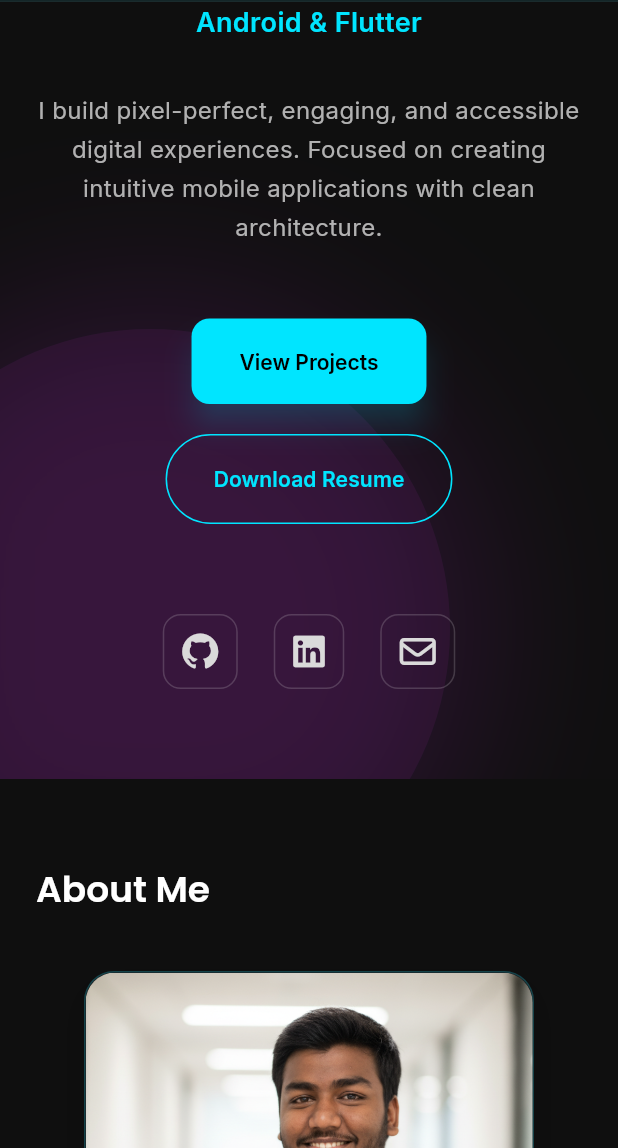
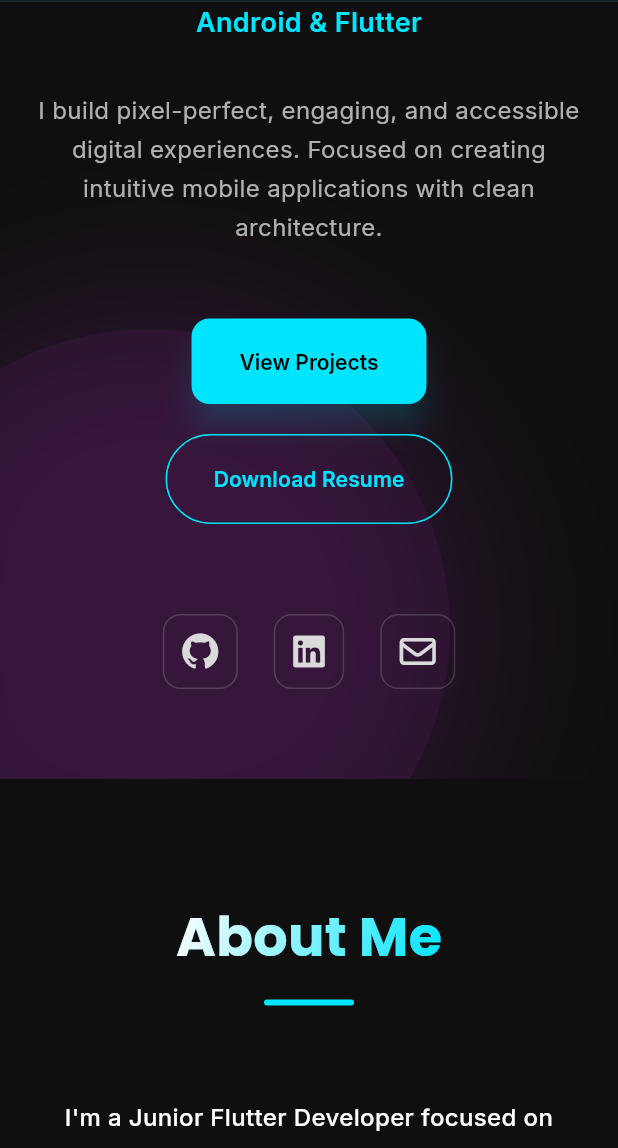
Before and after one commit to kunalkakasahebudhar/portfolio, a Flutter app: the screen it shows after launch, scrolled down 576 dp, on a phone screen of 412 x 824 dp, the part 88-1236 px from its top. Run offline on Flutter 3.47's test engine with Material 3 defaults, Android fonts, the phone set to English and light mode, and no system bars; drawn by our look-alikes of flutter_animate; our stand-ins replace cloud_firestore, firebase_core, flutter_riverpod, font_awesome_flutter, go_router, google_fonts; accounts and stored records are empty.

Commit message:
update about screen

```diff
--- a/lib/features/about/presentation/about_screen.dart
+++ b/lib/features/about/presentation/about_screen.dart
@@ -1,6 +1,6 @@
 import 'package:flutter/material.dart';
 import 'package:flutter_animate/flutter_animate.dart';
-
+import 'package:google_fonts/google_fonts.dart';
 import 'package:portfolio/core/theme/theme.dart';
 
 class AboutScreen extends StatelessWidget {
@@ -16,35 +16,49 @@ class AboutScreen extends StatelessWidget {
       decoration: const BoxDecoration(color: AppTheme.background),
       child: Padding(
         padding: EdgeInsets.symmetric(
-          horizontal: isDesktop ? size.width * 0.1 : 24,
-          vertical: 60,
+          horizontal: isDesktop ? size.width * 0.15 : 24,
+          vertical: 80,
         ),
         child: Column(
-          crossAxisAlignment: CrossAxisAlignment.start,
+          crossAxisAlignment: CrossAxisAlignment.center,
           children: [
-            Text(
+            // Section Title
+            ShaderMask(
+              shaderCallback: (bounds) => const LinearGradient(
+                colors: [Colors.white, AppTheme.accentColor],
+                begin: Alignment.topLeft,
+                end: Alignment.bottomRight,
+              ).createShader(bounds),
+              child: Text(
                 'About Me',
-              style: Theme.of(context).textTheme.displayMedium,
-            ).animate().fadeIn().slideX(),
-            const SizedBox(height: 40),
-            if (isDesktop)
-              Row(
-                crossAxisAlignment: CrossAxisAlignment.start,
-                children: [
-                  Expanded(flex: 2, child: _buildBio(context)),
-                  const SizedBox(width: 60),
-                  Expanded(flex: 1, child: _buildProfileImage()),
-                ],
-              )
-            else
-              Column(
-                children: [
-                  _buildProfileImage(),
-                  const SizedBox(height: 40),
-                  _buildBio(context),
-                ],
+                style: GoogleFonts.poppins(
+                  fontSize: isDesktop ? 48 : 36,
+                  fontWeight: FontWeight.bold,
+                  color: Colors.white,
                 ),
+              ),
+            ).animate().fadeIn(duration: 600.ms).slideY(begin: -0.2, end: 0),
+
+            const SizedBox(height: 16),
+
+            // Subtitle Decoration
+            Container(
+              width: 60,
+              height: 4,
+              decoration: BoxDecoration(
+                color: AppTheme.accentColor,
+                borderRadius: BorderRadius.circular(2),
+              ),
+            ).animate().fadeIn(delay: 200.ms).scaleX(),
+
             const SizedBox(height: 60),
+
+            // Bio Content
+            _buildBio(context, isDesktop),
+
+            const SizedBox(height: 60),
+
+            // Info Cards
             _buildInfoCards(context, isDesktop),
           ],
         ),
@@ -52,59 +66,51 @@ class AboutScreen extends StatelessWidget {
     );
   }
 
-  Widget _buildProfileImage() {
+  Widget _buildBio(BuildContext context, bool isDesktop) {
     return Container(
-      width: 300,
-      height: 300,
-      decoration: BoxDecoration(
-        color: AppTheme.cardColor,
-        borderRadius: BorderRadius.circular(20),
-        boxShadow: [
-          BoxShadow(
-            color: Colors.black.withValues(alpha: 0.2),
-            blurRadius: 20,
-            offset: const Offset(0, 10),
-          ),
-        ],
-        border: Border.all(color: AppTheme.accentColor.withValues(alpha: 0.2)),
-      ),
-      child: ClipRRect(
-        borderRadius: BorderRadius.circular(20),
-        child: Image.asset('assets/images/profile_pic.png', fit: BoxFit.cover),
-      ),
-    ).animate().fadeIn(delay: 200.ms).scale();
-  }
-
-  Widget _buildBio(BuildContext context) {
-    return Column(
-      crossAxisAlignment: CrossAxisAlignment.start,
+      constraints: const BoxConstraints(maxWidth: 900),
+      child: Column(
         children: [
           Text(
             "I'm a Junior Flutter Developer focused on building smooth, high-performance mobile apps. Skilled in Dart, Flutter, UI/UX, API integration, and REST architecture.",
-          style: Theme.of(context).textTheme.bodyLarge?.copyWith(height: 1.6),
+            textAlign: TextAlign.center,
+            style: GoogleFonts.inter(
+              fontSize: isDesktop ? 18 : 16,
+              color: AppTheme.primaryText,
+              height: 1.8,
+              fontWeight: FontWeight.w500,
             ),
-        const SizedBox(height: 20),
+          ),
+          const SizedBox(height: 24),
           Text(
             "I convert ideas into scalable, user-friendly applications. Currently learning State Management, Backend Connectivity, and Golang. My goal is to create meaningful projects that provide real value to users.",
-          style: Theme.of(context).textTheme.bodyLarge?.copyWith(height: 1.6),
+            textAlign: TextAlign.center,
+            style: GoogleFonts.inter(
+              fontSize: isDesktop ? 18 : 16,
+              color: AppTheme.secondaryText,
+              height: 1.8,
+            ),
           ),
         ],
-    ).animate().fadeIn(delay: 400.ms).slideX();
+      ),
+    ).animate().fadeIn(delay: 400.ms).slideY(begin: 0.2, end: 0);
   }
 
   Widget _buildInfoCards(BuildContext context, bool isDesktop) {
     return Wrap(
-      spacing: 24,
-      runSpacing: 24,
+      spacing: 32,
+      runSpacing: 32,
+      alignment: WrapAlignment.center,
       children: [
         _InfoCard(
           title: 'Experience',
-          icon: Icons.work_outline,
+          icon: Icons.work_outline_rounded,
           items: const [
             'Junior Flutter Developer At MHTECHIN',
             'Android Developer Intern At MHTECHIN',
           ],
           width: isDesktop ? 400 : double.infinity,
+          delay: 600.ms,
         ),
         _InfoCard(
           title: 'Education',
@@ -114,63 +120,118 @@ class AboutScreen extends StatelessWidget {
             'Certified Flutter Developer',
           ],
           width: isDesktop ? 400 : double.infinity,
+          delay: 800.ms,
         ),
       ],
-    ).animate().fadeIn(delay: 600.ms).slideY(begin: 0.2, end: 0);
+    );
   }
 }
 
-class _InfoCard extends StatelessWidget {
+class _InfoCard extends StatefulWidget {
   final String title;
   final IconData icon;
   final List<String> items;
   final double width;
+  final Duration delay;
 
   const _InfoCard({
     required this.title,
     required this.icon,
     required this.items,
     required this.width,
+    required this.delay,
   });
 
   @override
+  State<_InfoCard> createState() => _InfoCardState();
+}
+
+class _InfoCardState extends State<_InfoCard> {
+  bool _isHovered = false;
+
+  @override
   Widget build(BuildContext context) {
-    return Container(
-      width: width,
-      padding: const EdgeInsets.all(24),
+    return MouseRegion(
+      onEnter: (_) => setState(() => _isHovered = true),
+      onExit: (_) => setState(() => _isHovered = false),
+      child: AnimatedContainer(
+        duration: const Duration(milliseconds: 200),
+        width: widget.width,
+        padding: const EdgeInsets.all(32),
         decoration: BoxDecoration(
-        color: AppTheme.cardColor,
-        borderRadius: BorderRadius.circular(16),
-        border: Border.all(color: Colors.white.withValues(alpha: 0.05)),
+          color: _isHovered
+              ? AppTheme.cardColor.withOpacity(0.8)
+              : AppTheme.cardColor.withOpacity(0.5),
+          borderRadius: BorderRadius.circular(24),
+          border: Border.all(
+            color: _isHovered
+                ? AppTheme.accentColor.withOpacity(0.5)
+                : Colors.white.withOpacity(0.05),
+          ),
+          boxShadow: _isHovered
+              ? [
+                  BoxShadow(
+                    color: AppTheme.accentColor.withOpacity(0.1),
+                    blurRadius: 30,
+                    offset: const Offset(0, 10),
+                  ),
+                ]
+              : [],
         ),
         child: Column(
           crossAxisAlignment: CrossAxisAlignment.start,
           children: [
             Row(
               children: [
-              Icon(icon, color: AppTheme.accentColor),
-              const SizedBox(width: 12),
+                Container(
+                  padding: const EdgeInsets.all(12),
+                  decoration: BoxDecoration(
+                    color: AppTheme.accentColor.withOpacity(0.1),
+                    borderRadius: BorderRadius.circular(12),
+                  ),
+                  child: Icon(
+                    widget.icon,
+                    color: AppTheme.accentColor,
+                    size: 28,
+                  ),
+                ),
+                const SizedBox(width: 16),
                 Text(
-                title,
-                style: Theme.of(context).textTheme.titleLarge?.copyWith(
+                  widget.title,
+                  style: GoogleFonts.poppins(
+                    fontSize: 20,
+                    fontWeight: FontWeight.w600,
                     color: AppTheme.primaryText,
-                  fontWeight: FontWeight.w600,
                   ),
                 ),
               ],
             ),
-          const SizedBox(height: 20),
-          ...items.map(
+            const SizedBox(height: 24),
+            ...widget.items.map(
               (item) => Padding(
-              padding: const EdgeInsets.only(bottom: 12),
+                padding: const EdgeInsets.only(bottom: 16),
                 child: Row(
+                  crossAxisAlignment: CrossAxisAlignment.start,
                   children: [
-                  const Icon(Icons.arrow_right, color: AppTheme.secondaryText),
-                  const SizedBox(width: 8),
+                    Padding(
+                      padding: const EdgeInsets.only(top: 6),
+                      child: Icon(
+                        Icons.circle,
+                        size: 6,
+                        color: _isHovered
+                            ? AppTheme.accentColor
+                            : AppTheme.secondaryText,
+                      ),
+                    ),
+                    const SizedBox(width: 12),
                     Expanded(
                       child: Text(
                         item,
-                      style: Theme.of(context).textTheme.bodyMedium,
+                        style: GoogleFonts.inter(
+                          fontSize: 16,
+                          color: AppTheme.secondaryText,
+                          height: 1.5,
+                        ),
                       ),
                     ),
                   ],
@@ -179,6 +240,7 @@ class _InfoCard extends StatelessWidget {
             ),
           ],
         ),
-    );
+      ),
+    ).animate().fadeIn(delay: widget.delay).slideY(begin: 0.2, end: 0);
   }
 }
```
Lines whose indentation alone changed are shown as unchanged.
